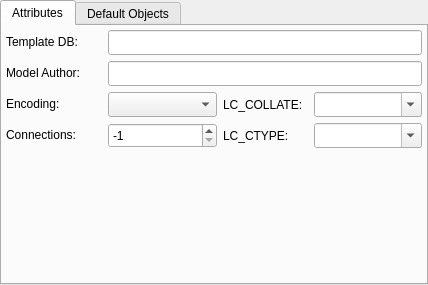
This is libpgmodeler_ui/ui/databasewidget.ui in pgmodeler/pgmodeler as Qt 5 draws it before an edit. The edited form follows.
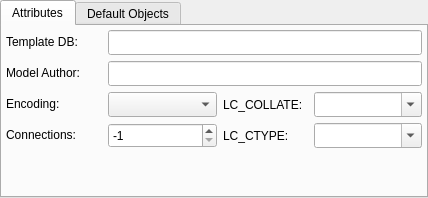
This is the edited form.

Diff of the .ui file:
```diff
--- a/libpgmodeler_ui/ui/databasewidget.ui
+++ b/libpgmodeler_ui/ui/databasewidget.ui
@@ -7,7 +7,7 @@
     <x>0</x>
     <y>0</y>
     <width>428</width>
-    <height>285</height>
+    <height>198</height>
    </rect>
   </property>
   <property name="minimumSize">
@@ -264,11 +264,14 @@
          </property>
         </widget>
        </item>
-       <item row="4" column="2">
+       <item row="4" column="1" colspan="2">
         <spacer name="verticalSpacer">
          <property name="orientation">
           <enum>Qt::Vertical</enum>
          </property>
+         <property name="sizeType">
+          <enum>QSizePolicy::Preferred</enum>
+         </property>
          <property name="sizeHint" stdset="0">
           <size>
            <width>20</width>
```
Left out of the diff: 3 changed lines with no effect on the pictures.
